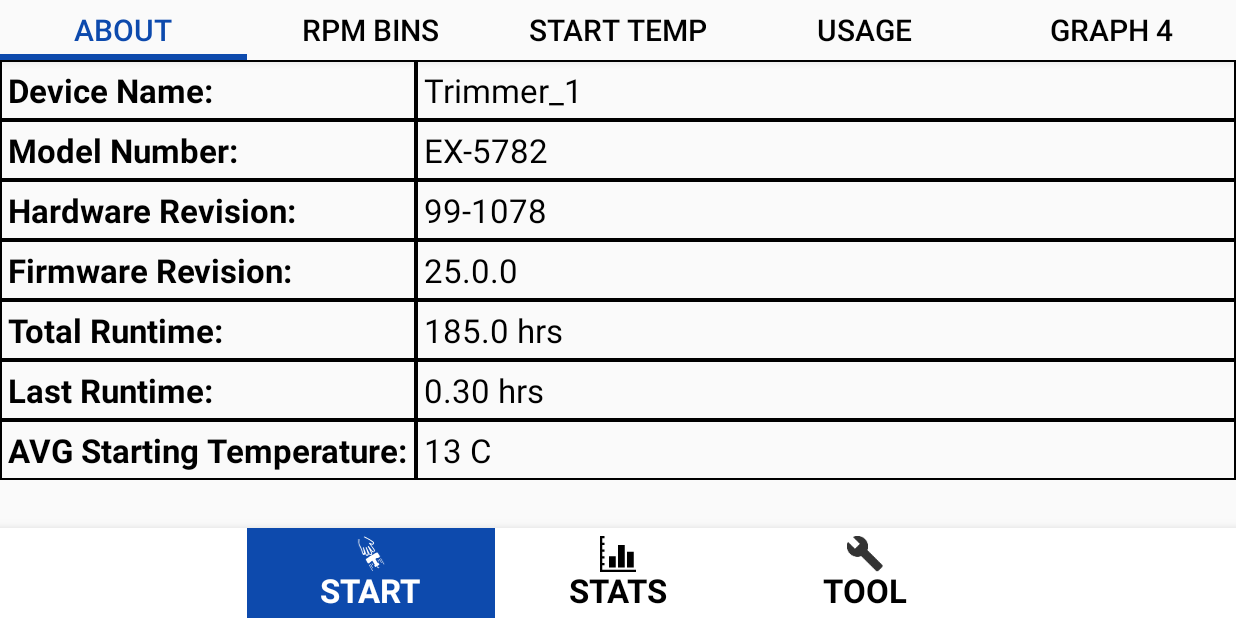
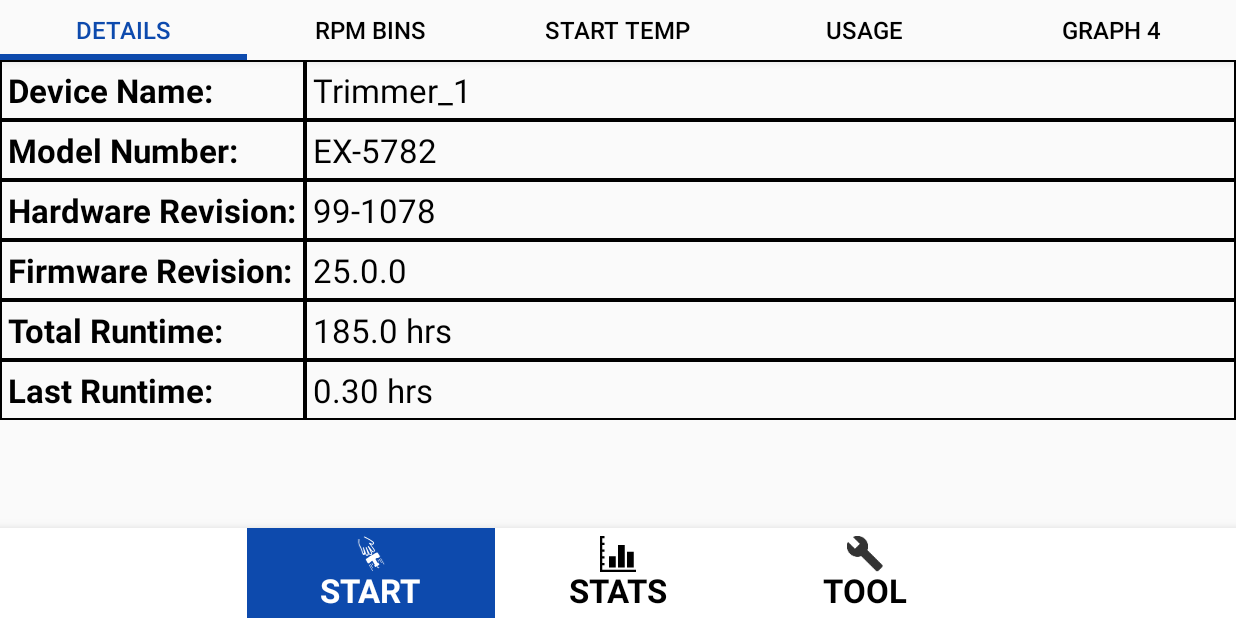
Before and after one commit to nmander/EFC_Master, an Android app: the fragment StatsTabsFragment placed in its activity, on a phone screen of 824 x 412 dp (held sideways). Run offline under Robolectric (Android 15) with nearby library versions, the phone set to English and light mode, and no system bars; libraries missing offline, so code that uses them is left out: com.github.mikephil.charting; 16 statements that could not run were skipped.

Commit message:
fonts size

```diff
--- a/app/src/main/java/com/example/niklas/efc_master/StatsTabsFragment.java
+++ b/app/src/main/java/com/example/niklas/efc_master/StatsTabsFragment.java
@@ -92,7 +92,7 @@ public class StatsTabsFragment extends Fragment {
 
 			switch (position) {
 				case 0:
-					String graph_0 = "About";
+					String graph_0 = "Details";
 					return graph_0;
 				case 1:
 					String graph_1 = "RPM Bins";
--- a/app/src/main/res/layout-land/fragment_dashboard.xml
+++ b/app/src/main/res/layout-land/fragment_dashboard.xml
@@ -21,6 +21,19 @@
             custom:currentSpeed="0"
             custom:maxSpeed="12000" />
     </LinearLayout>
+
+<!--    <LinearLayout
+        android:layout_width="wrap_content"
+        android:layout_height="wrap_content">
+
+        <ImageView
+            android:layout_width="wrap_content"
+            android:layout_height="wrap_content"
+            android:src="@drawable/walbro350"
+            android:alpha="0.1"
+            android:layout_marginTop="110dp"
+            android:layout_marginStart="230dp"/>
+    </LinearLayout>-->
 
     <LinearLayout
         android:layout_width="wrap_content"
--- a/app/src/main/res/layout/fragment_stats_tab_0.xml
+++ b/app/src/main/res/layout/fragment_stats_tab_0.xml
@@ -193,34 +193,6 @@
                 android:textAppearance="?android:attr/textAppearanceMedium">
             </TextView>
         </TableRow>
-
-        <TableRow
-            android:id="@+id/row_avg_start_temp"
-            android:layout_width="match_parent"
-            android:layout_height="wrap_content">
-
-            <TextView
-                android:id="@+id/cell_avg_start_temp_label"
-                android:layout_width="wrap_content"
-                android:layout_height="wrap_content"
-                android:background="@drawable/table_cell_shape"
-                android:padding="5dp"
-                android:text="AVG Starting Temperature:"
-                android:textStyle="bold"
-                android:textAppearance="?android:attr/textAppearanceMedium">
-
-            </TextView>
-
-            <TextView
-                android:id="@+id/cell_avg_start_temp"
-                android:layout_width="wrap_content"
-                android:layout_height="wrap_content"
-                android:background="@drawable/table_cell_shape"
-                android:padding="5dp"
-                android:text="13 C"
-                android:textAppearance="?android:attr/textAppearanceMedium">
-            </TextView>
-        </TableRow>
     </TableLayout>
     </ScrollView>
 
--- a/app/src/main/res/values/styles.xml
+++ b/app/src/main/res/values/styles.xml
@@ -11,7 +11,7 @@
     </style>
 
     <style name="TabLayoutTextSize" parent="TextAppearance.Design.Tab">
-        <item name="android:textSize">20sp</item>
+        <item name="android:textSize">16sp</item>
     </style>
 
     <style name="myDialog" parent="@android:style/Theme.DeviceDefault.Light.Dialog.NoActionBar.MinWidth">
```
